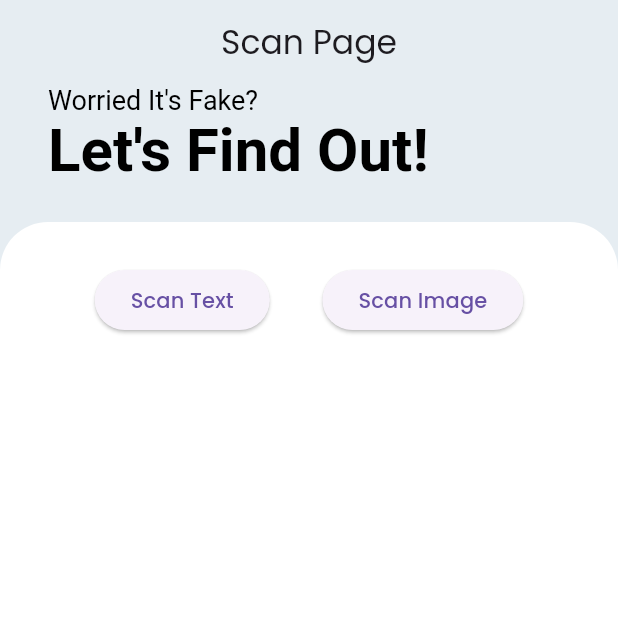
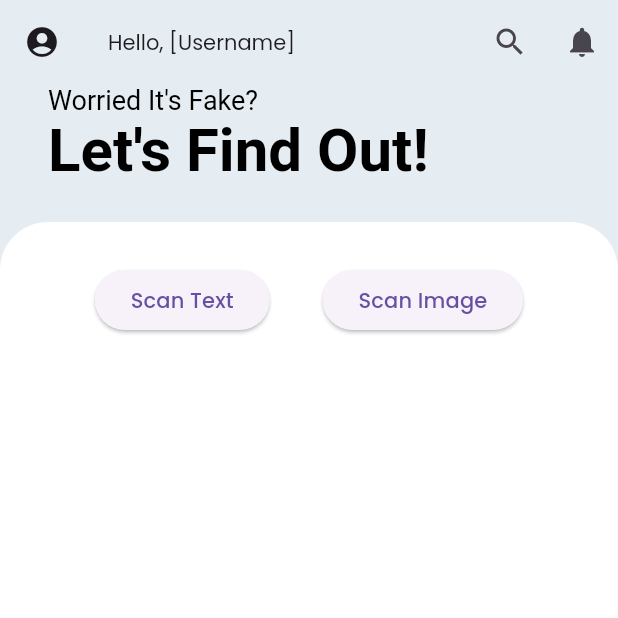
Before and after one commit to x3nozite/Lumen, a Flutter app: the screen it shows after launch, on a phone screen of 412 x 824 dp, the top half of it. Run offline on Flutter 3.47's test engine with Material 3 defaults, Android fonts, the phone set to English and light mode, and no system bars.

Commit message:
added appbar and a new page, no functions yet

```diff
--- a/frontend/lib/screens/scan/scanpage.dart
+++ b/frontend/lib/screens/scan/scanpage.dart
@@ -2,6 +2,7 @@ import 'package:flutter/material.dart';
 import 'package:frontend/screens/scan/input/inputtext.dart';
 import 'package:frontend/screens/scan/input/inputimage.dart';
 
+//ini harusny stateful kan
 class ScanPage extends StatelessWidget {
   const ScanPage({super.key});
 
@@ -10,8 +11,27 @@ class ScanPage extends StatelessWidget {
     return Scaffold(
       backgroundColor: Theme.of(context).primaryColor,
       appBar: AppBar(
-        title: Text('Scan Page'),
-        centerTitle: true,
+        leading: Icon(Icons.account_circle),
+        title: Text(
+          'Hello, [Username]',
+          style: TextStyle(
+            fontSize: 14,
+          ),
+        ),
+        actions: <Widget>[
+          IconButton(
+            onPressed: () {
+              //search bar function/class
+            },
+            icon: Icon(Icons.search)
+          ),
+
+          IconButton(
+            onPressed: () {
+              //notif page
+            },
+            icon: Icon(Icons.notifications))
+        ],
         backgroundColor: Theme.of(context).primaryColor,
       ),
       body: Column(
```
Also changed, not shown: frontend/lib/screens/notifications.dart (added, +10 -0 lines).
